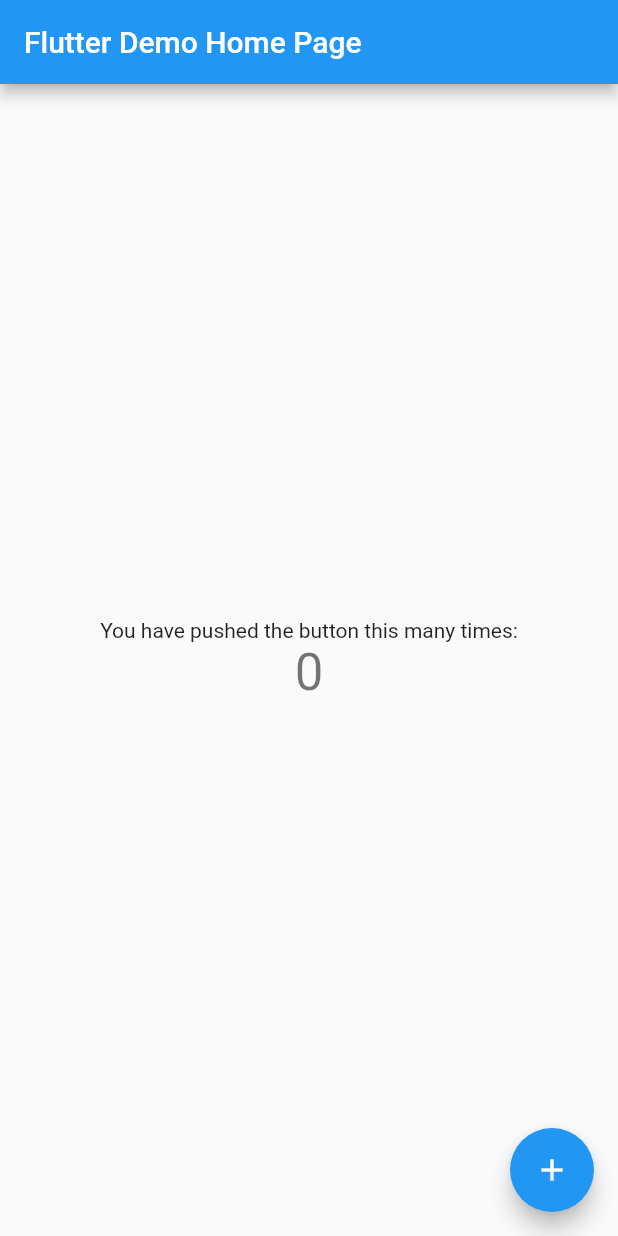
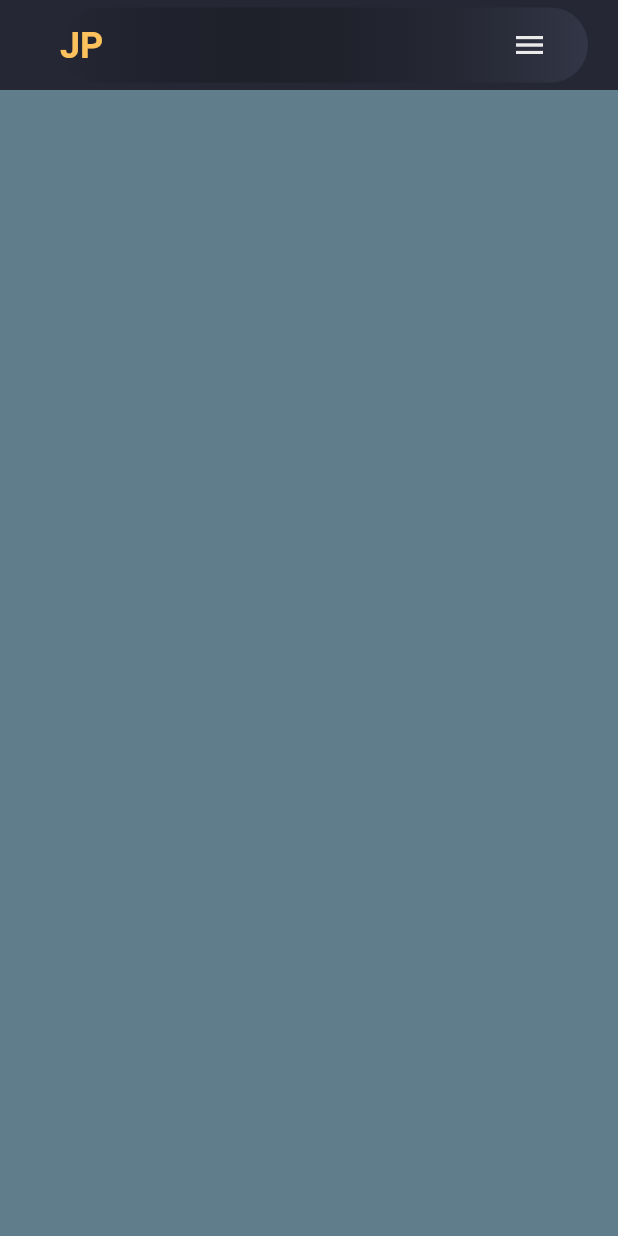
Before and after one commit to mjp002/jp_flutter_portfolio, a Flutter app: the screen it shows after launch, on a phone screen of 412 x 824 dp. Run offline on Flutter 3.47's test engine with Material 2 defaults, Android fonts, the phone set to English and light mode, and no system bars; Roboto replaces fonts that are missing (SpoqaHanSansNeo).

Commit message:
[S#1] add: Add home

```diff
--- /dev/null
+++ b/lib/commons/nav_items.dart
@@ -0,0 +1,7 @@
+List<String> navTitles = [
+  "Home",
+  "Skills",
+  "Projects",
+  "Blog",
+  "Contact",
+];
--- /dev/null
+++ b/lib/commons/styles.dart
@@ -0,0 +1,106 @@
+import 'package:flutter/material.dart';
+import 'themes.dart';
+
+/// styles.dart - 전체 app의 기본적인 디자인 정보 포함
+/// * padding, text style 등이 포함되어 있으며 계속 추가 예정
+/// * color 정보는 [AppTheme] 파일 확인할 것
+
+/// Paddings
+class Paddings {
+  // static EdgeInsets l4b4rt0 = EdgeInsets.fromLTRB(4.0.w, 0.0.h, 0.0.w, 4.0.h);
+}
+
+/// Boxes
+class Boxes {
+  static BoxDecoration kHeaderDecoration = BoxDecoration(
+    borderRadius: BorderRadius.circular(100),
+    gradient: const LinearGradient(
+      colors: [
+        Colors.transparent,
+        AppTheme.bgLight1,
+      ],
+    ),
+  );
+}
+
+/// FontSizes
+class FontSizes {
+  static double get s6 => 6;
+  static double get s8 => 8;
+  static double get s9 => 9;
+  static double get s10 => 10;
+  static double get s12 => 12;
+  static double get s13 => 13;
+  static double get s14 => 14;
+  static double get s15 => 15;
+  static double get s16 => 16;
+  static double get s18 => 18;
+  static double get s20 => 20;
+  static double get s21 => 21;
+  static double get s24 => 24;
+}
+
+/// Fonts - a list of FontFamilies
+class Fonts {
+  static const String spoqa = "SpoqaHanSansNeo";
+}
+
+/// TextStyles - all the core text styles for the app
+class TextStyles {
+  static const TextStyle spoqa = TextStyle(
+      fontFamily: Fonts.spoqa, fontWeight: FontWeight.w400, height: 1.21);
+
+  static TextStyle get h1 =>
+      spoqa.copyWith(fontWeight: FontWeight.w400, fontSize: FontSizes.s24);
+  static TextStyle get h1Light =>
+      spoqa.copyWith(fontWeight: FontWeight.w700, fontSize: FontSizes.s24);
+  static TextStyle get h1HalfLight =>
+      spoqa.copyWith(fontWeight: FontWeight.w700, fontSize: FontSizes.s21);
+  static TextStyle get h2Large =>
+      spoqa.copyWith(fontWeight: FontWeight.w700, fontSize: FontSizes.s20);
+  static TextStyle get h2LargeLight =>
+      spoqa.copyWith(fontWeight: FontWeight.w400, fontSize: FontSizes.s20);
+  static TextStyle get h2 =>
+      spoqa.copyWith(fontWeight: FontWeight.w600, fontSize: FontSizes.s18);
+  static TextStyle get h2Bold =>
+      spoqa.copyWith(fontWeight: FontWeight.w700, fontSize: FontSizes.s18);
+  static TextStyle get h2Light =>
+      spoqa.copyWith(fontWeight: FontWeight.w400, fontSize: FontSizes.s18);
+  static TextStyle get h3 =>
+      spoqa.copyWith(fontWeight: FontWeight.w500, fontSize: FontSizes.s16);
+  static TextStyle get h3Bold =>
+      spoqa.copyWith(fontWeight: FontWeight.w700, fontSize: FontSizes.s16);
+  static TextStyle get h3Light =>
+      spoqa.copyWith(fontWeight: FontWeight.w400, fontSize: FontSizes.s16);
+  static TextStyle get h4Bold =>
+      spoqa.copyWith(fontWeight: FontWeight.w700, fontSize: FontSizes.s15);
+  static TextStyle get h4 =>
+      spoqa.copyWith(fontWeight: FontWeight.w400, fontSize: FontSizes.s15);
+  static TextStyle get h5Bold =>
+      spoqa.copyWith(fontWeight: FontWeight.w700, fontSize: FontSizes.s13);
+
+  static TextStyle get p1 =>
+      spoqa.copyWith(fontWeight: FontWeight.w400, fontSize: FontSizes.s14);
+  static TextStyle get p1Bold =>
+      spoqa.copyWith(fontWeight: FontWeight.w700, fontSize: FontSizes.s14);
+  static TextStyle get p2 =>
+      spoqa.copyWith(fontWeight: FontWeight.w400, fontSize: FontSizes.s10);
+  static TextStyle get c1 =>
+      spoqa.copyWith(fontWeight: FontWeight.w300, fontSize: FontSizes.s12);
+  static TextStyle get c1Bold =>
+      spoqa.copyWith(fontWeight: FontWeight.w400, fontSize: FontSizes.s12);
+  static TextStyle get c1Bold2 =>
+      spoqa.copyWith(fontWeight: FontWeight.w700, fontSize: FontSizes.s12);
+  static TextStyle get c2 =>
+      spoqa.copyWith(fontWeight: FontWeight.w300, fontSize: FontSizes.s10);
+  static TextStyle get c2Bold =>
+      spoqa.copyWith(fontWeight: FontWeight.w400, fontSize: FontSizes.s10);
+  static TextStyle get c3Bold =>
+      spoqa.copyWith(fontWeight: FontWeight.w700, fontSize: FontSizes.s10);
+  static TextStyle get d1 =>
+      spoqa.copyWith(fontWeight: FontWeight.w300, fontSize: FontSizes.s9);
+  static TextStyle get e1 =>
+      spoqa.copyWith(fontWeight: FontWeight.w300, fontSize: FontSizes.s8);
+  static TextStyle get f1 =>
+      spoqa.copyWith(fontWeight: FontWeight.w300, fontSize: FontSizes.s6);
+}
--- /dev/null
+++ b/lib/commons/themes.dart
@@ -0,0 +1,14 @@
+import 'dart:ui';
+import 'package:flutter/material.dart';
+
+class AppTheme {
+  static const Color scaffoldBg = Color(0xff252734);
+  static const Color bgLight1 = Color(0xff333646);
+  static const Color bgLight2 = Color(0xff424657);
+  static const Color textFieldBg = Color(0xffC8C9CE);
+  static const Color hintDark = Color(0xff666874);
+  static const Color yellowPrimary = Color(0xffFFC25C);
+  static const Color yellowSecondary = Color(0xffFFAF29);
+  static const Color whitePrimary = Color(0xffEAEAEB);
+  static const Color whiteSecondary = Color(0xffC8C9CE);
+}
--- a/lib/main.dart
+++ b/lib/main.dart
@@ -1,4 +1,6 @@
 import 'package:flutter/material.dart';
+import 'package:jp_flutter_portfolio/pages/home_page.dart';
+import 'package:jp_flutter_portfolio/commons/themes.dart';
 
 void main() {
   runApp(const MyApp());
@@ -7,109 +9,11 @@ void main() {
 class MyApp extends StatelessWidget {
   const MyApp({super.key});
 
-  // This widget is the root of your application.
   @override
   Widget build(BuildContext context) {
-    return MaterialApp(
-      title: 'Flutter Demo',
-      theme: ThemeData(
-        // This is the theme of your application.
-        //
-        // Try running your application with "flutter run". You'll see the
-        // application has a blue toolbar. Then, without quitting the app, try
-        // changing the primarySwatch below to Colors.green and then invoke
-        // "hot reload" (press "r" in the console where you ran "flutter run",
-        // or simply save your changes to "hot reload" in a Flutter IDE).
-        // Notice that the counter didn't reset back to zero; the application
-        // is not restarted.
-        primarySwatch: Colors.blue,
-      ),
-      home: const MyHomePage(title: 'Flutter Demo Home Page'),
+    return const MaterialApp(
+      title: 'JP Portfolio',
+      home: HomePage(),
     );
   }
 }
-
-class MyHomePage extends StatefulWidget {
-  const MyHomePage({super.key, required this.title});
-
-  // This widget is the home page of your application. It is stateful, meaning
-  // that it has a State object (defined below) that contains fields that affect
-  // how it looks.
-
-  // This class is the configuration for the state. It holds the values (in this
-  // case the title) provided by the parent (in this case the App widget) and
-  // used by the build method of the State. Fields in a Widget subclass are
-  // always marked "final".
-
-  final String title;
-
-  @override
-  State<MyHomePage> createState() => _MyHomePageState();
-}
-
-class _MyHomePageState extends State<MyHomePage> {
-  int _counter = 0;
-
-  void _incrementCounter() {
-    setState(() {
-      // This call to setState tells the Flutter framework that something has
-      // changed in this State, which causes it to rerun the build method below
-      // so that the display can reflect the updated values. If we changed
-      // _counter without calling setState(), then the build method would not be
-      // called again, and so nothing would appear to happen.
-      _counter++;
-    });
-  }
-
-  @override
-  Widget build(BuildContext context) {
-    // This method is rerun every time setState is called, for instance as done
-    // by the _incrementCounter method above.
-    //
-    // The Flutter framework has been optimized to make rerunning build methods
-    // fast, so that you can just rebuild anything that needs updating rather
-    // than having to individually change instances of widgets.
-    return Scaffold(
-      appBar: AppBar(
-        // Here we take the value from the MyHomePage object that was created by
-        // the App.build method, and use it to set our appbar title.
-        title: Text(widget.title),
-      ),
-      body: Center(
-        // Center is a layout widget. It takes a single child and positions it
-        // in the middle of the parent.
-        child: Column(
-          // Column is also a layout widget. It takes a list of children and
-          // arranges them vertically. By default, it sizes itself to fit its
-          // children horizontally, and tries to be as tall as its parent.
-          //
-          // Invoke "debug painting" (press "p" in the console, choose the
-          // "Toggle Debug Paint" action from the Flutter Inspector in Android
-          // Studio, or the "Toggle Debug Paint" command in Visual Studio Code)
-          // to see the wireframe for each widget.
-          //
-          // Column has various properties to control how it sizes itself and
-          // how it positions its children. Here we use mainAxisAlignment to
-          // center the children vertically; the main axis here is the vertical
-          // axis because Columns are vertical (the cross axis would be
-          // horizontal).
-          mainAxisAlignment: MainAxisAlignment.center,
-          children: <Widget>[
-            const Text(
-              'You have pushed the button this many times:',
-            ),
-            Text(
-              '$_counter',
-              style: Theme.of(context).textTheme.headlineMedium,
-            ),
-          ],
-        ),
-      ),
-      floatingActionButton: FloatingActionButton(
-        onPressed: _incrementCounter,
-        tooltip: 'Increment',
-        child: const Icon(Icons.add),
-      ), // This trailing comma makes auto-formatting nicer for build methods.
-    );
-  }
-}
--- /dev/null
+++ b/lib/pages/home_page.dart
@@ -0,0 +1,55 @@
+import 'package:flutter/material.dart';
+import 'package:flutter/src/widgets/framework.dart';
+import 'package:flutter/src/widgets/placeholder.dart';
+
+import 'package:jp_flutter_portfolio/commons/nav_items.dart';
+import 'package:jp_flutter_portfolio/commons/themes.dart';
+import 'package:jp_flutter_portfolio/commons/styles.dart';
+import 'package:jp_flutter_portfolio/widgets/header_desktop.dart';
+import 'package:jp_flutter_portfolio/widgets/site_logo.dart';
+import 'package:jp_flutter_portfolio/widgets/header_mobile.dart';
+
+class HomePage extends StatefulWidget {
+  const HomePage({super.key});
+
+  @override
+  State<HomePage> createState() => _HomePageState();
+}
+
+class _HomePageState extends State<HomePage> {
+  @override
+  Widget build(BuildContext context) {
+    return Scaffold(
+      backgroundColor: AppTheme.scaffoldBg,
+      body: ListView(
+        scrollDirection: Axis.vertical,
+        children: [
+          // Main
+          // HeaderDesktop(),
+          HeaderMobile(
+            onMenuTap: () {},
+          ),
+
+          // Skills
+          Container(
+            height: 500,
+            width: double.maxFinite,
+            color: Colors.blueGrey,
+          ),
+          // Projects
+          Container(
+            height: 500,
+            width: double.maxFinite,
+            color: Colors.blueGrey,
+          ),
+          // Contact
+          Container(
+            height: 500,
+            width: double.maxFinite,
+            color: Colors.blueGrey,
+          ),
+        ],
+      ),
+    );
+  }
+}
--- /dev/null
+++ b/lib/widgets/header_desktop.dart
@@ -0,0 +1,46 @@
+import 'package:flutter/material.dart';
+import 'package:flutter/src/widgets/framework.dart';
+import 'package:flutter/src/widgets/placeholder.dart';
+
+import 'package:jp_flutter_portfolio/commons/nav_items.dart';
+import 'package:jp_flutter_portfolio/commons/themes.dart';
+import 'package:jp_flutter_portfolio/commons/styles.dart';
+import 'package:jp_flutter_portfolio/widgets/site_logo.dart';
+
+class HeaderDesktop extends StatelessWidget {
+  const HeaderDesktop({super.key});
+
+  @override
+  Widget build(BuildContext context) {
+    return Container(
+      height: 60,
+      width: double.maxFinite,
+      margin: const EdgeInsets.symmetric(
+        vertical: 10.0,
+        horizontal: 20.0,
+      ),
+      decoration: Boxes.kHeaderDecoration,
+      child: Row(
+        children: [
+          SiteLogo(
+            onTap: () {},
+          ),
+          const Spacer(),
+          for (int i = 0; i < navTitles.length; i++)
+            Padding(
+              padding: const EdgeInsets.only(right: 20.0),
+              child: TextButton(
+                onPressed: () {},
+                child: Text(
+                  navTitles[i],
+                  style: TextStyles.h2Bold.copyWith(
+                    color: AppTheme.whitePrimary,
+                  ),
+                ),
+              ),
+            )
+        ],
+      ),
+    );
+  }
+}
--- /dev/null
+++ b/lib/widgets/header_mobile.dart
@@ -0,0 +1,47 @@
+import 'package:flutter/material.dart';
+import 'package:flutter/src/widgets/framework.dart';
+import 'package:flutter/src/widgets/placeholder.dart';
+
+import 'package:jp_flutter_portfolio/commons/nav_items.dart';
+import 'package:jp_flutter_portfolio/commons/themes.dart';
+import 'package:jp_flutter_portfolio/commons/styles.dart';
+import 'package:jp_flutter_portfolio/widgets/header_desktop.dart';
+import 'package:jp_flutter_portfolio/widgets/site_logo.dart';
+
+class HeaderMobile extends StatelessWidget {
+  const HeaderMobile({
+    super.key,
+    this.onLogoTap,
+    this.onMenuTap,
+  });
+
+  final VoidCallback? onLogoTap;
+  final VoidCallback? onMenuTap;
+
+  @override
+  Widget build(BuildContext context) {
+    return Container(
+      height: 50,
+      margin: const EdgeInsets.fromLTRB(40, 5, 20, 5),
+      decoration: Boxes.kHeaderDecoration,
+      child: Row(
+        children: [
+          SiteLogo(
+            onTap: onLogoTap,
+          ),
+          const Spacer(),
+          IconButton(
+            onPressed: onMenuTap,
+            icon: const Icon(
+              Icons.menu,
+              color: AppTheme.whitePrimary,
+            ),
+          ),
+          const SizedBox(
+            width: 15,
+          )
+        ],
+      ),
+    );
+  }
+}
--- /dev/null
+++ b/lib/widgets/site_logo.dart
@@ -0,0 +1,29 @@
+import 'package:flutter/material.dart';
+import 'package:flutter/src/widgets/framework.dart';
+import 'package:flutter/src/widgets/placeholder.dart';
+
+import 'package:jp_flutter_portfolio/commons/nav_items.dart';
+import 'package:jp_flutter_portfolio/commons/themes.dart';
+import 'package:jp_flutter_portfolio/commons/styles.dart';
+
+class SiteLogo extends StatelessWidget {
+  const SiteLogo({
+    super.key,
+    this.onTap,
+  });
+
+  final VoidCallback? onTap;
+
+  @override
+  Widget build(BuildContext context) {
+    return GestureDetector(
+      onTap: onTap,
+      child: Text(
+        "JP",
+        style: TextStyles.h1Light.copyWith(
+          color: AppTheme.yellowPrimary,
+        ),
+      ),
+    );
+  }
+}
```
Also changed, not shown: pubspec.yaml (+3 -5 lines), 10 other files.
